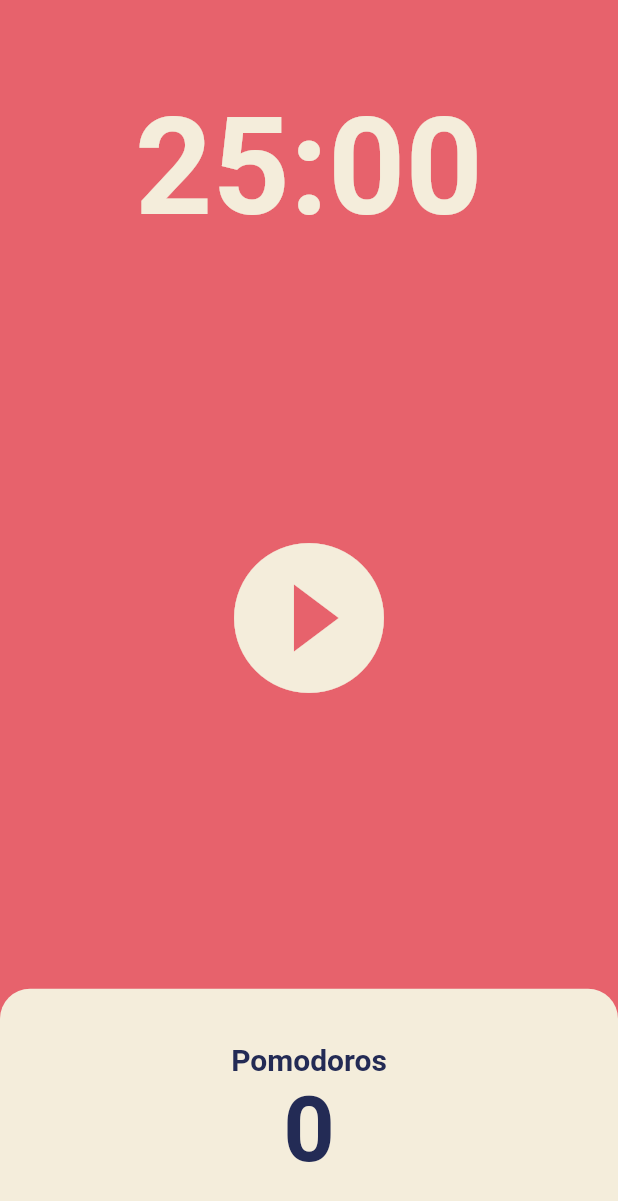
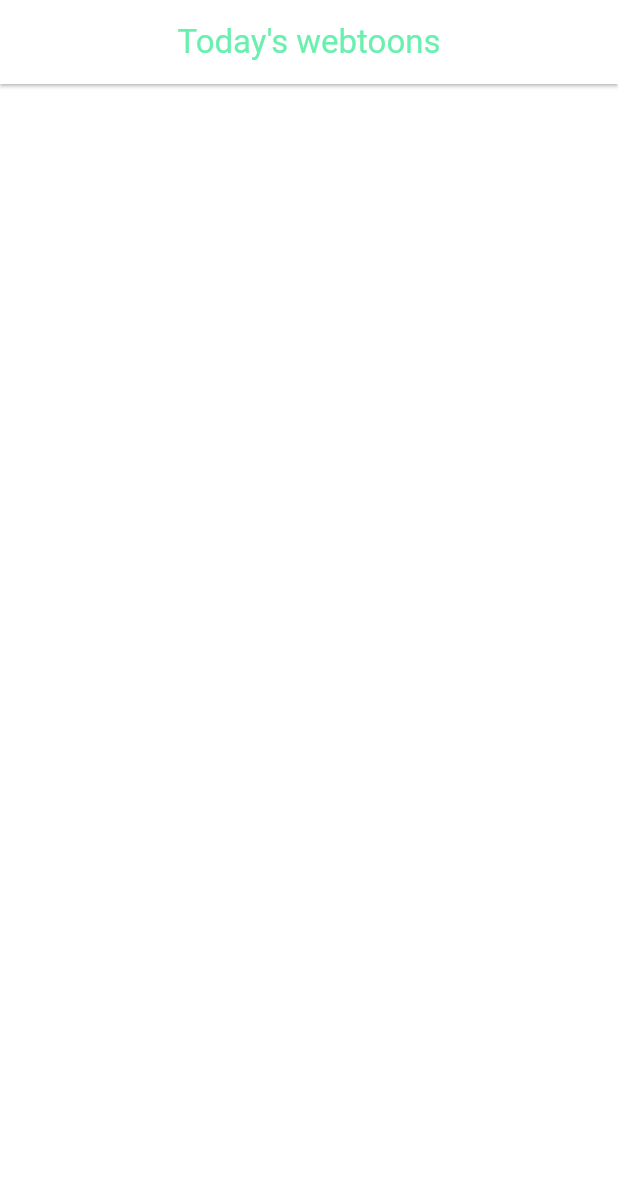
Before and after one commit to Alpaca92/IAL, a Flutter app: the screen it shows after launch, on a phone screen of 412 x 824 dp. Shown: the top 1201 px of the screen. Run offline on Flutter 3.47's test engine with Material 2 defaults, Android fonts, the phone set to English and light mode, and no system bars.

Commit message:
flutter #6.1

```diff
--- a/flutter/toonflix/lib/main.dart
+++ b/flutter/toonflix/lib/main.dart
@@ -10,19 +10,8 @@ class App extends StatelessWidget {
 
   @override
   Widget build(BuildContext context) {
-    return MaterialApp(
-      theme: ThemeData(
-        colorScheme: ColorScheme.fromSwatch(
-          backgroundColor: const Color(0xFFE7626C),
-        ),
-        textTheme: const TextTheme(
-          headlineLarge: TextStyle(
-            color: Color(0xFF232B55),
-          ),
-        ),
-        cardColor: const Color(0xFFF4EDDB),
-      ),
-      home: const HomeScreen(),
+    return const MaterialApp(
+      home: HomeScreen(),
     );
   }
 }
--- a/flutter/toonflix/lib/screens/home_screen.dart
+++ b/flutter/toonflix/lib/screens/home_screen.dart
@@ -1,163 +1,24 @@
-import 'dart:async';
 import 'package:flutter/material.dart';
 
-class HomeScreen extends StatefulWidget {
+class HomeScreen extends StatelessWidget {
   const HomeScreen({super.key});
-
-  @override
-  State<HomeScreen> createState() => _HomeScreenState();
-}
-
-class _HomeScreenState extends State<HomeScreen> {
-  static const twentyFiveMinutes = 1500;
-  bool isRunning = false;
-  int totalSeconds = twentyFiveMinutes;
-  int totalPomodoros = 0;
-  late Timer timer;
-
-  void onTick(Timer timer) {
-    if (totalSeconds == 0) {
-      setState(() {
-        totalPomodoros += 1;
-        isRunning = false;
-        totalSeconds = twentyFiveMinutes;
-      });
-      timer.cancel();
-    } else {
-      setState(() {
-        totalSeconds -= 1;
-      });
-    }
-  }
-
-  void onStartPressed() {
-    timer = Timer.periodic(
-      const Duration(seconds: 1),
-      onTick,
-    );
-
-    setState(() {
-      isRunning = true;
-    });
-  }
-
-  void onPausePressed() {
-    timer.cancel();
-
-    setState(() {
-      isRunning = false;
-    });
-  }
-
-  void onResetPressed() {
-    timer.cancel();
-
-    setState(() {
-      isRunning = false;
-      totalSeconds = twentyFiveMinutes;
-    });
-  }
-
-  String format(int seconds) {
-    var duration = Duration(seconds: seconds);
-
-    return duration.toString().split('.').first.substring(2);
-  }
 
   @override
   Widget build(BuildContext context) {
     return Scaffold(
-      backgroundColor: Theme.of(context).colorScheme.background,
-      body: Column(
-        children: [
-          Flexible(
-            flex: 1,
-            child: Container(
-              alignment: Alignment.bottomCenter,
-              child: Text(
-                format(totalSeconds),
-                style: TextStyle(
-                  color: Theme.of(context).cardColor,
-                  fontSize: 90,
-                  fontWeight: FontWeight.w600,
-                ),
-              ),
-            ),
+      backgroundColor: Colors.white,
+      appBar: AppBar(
+        centerTitle: true,
+        title: const Text(
+          "Today's webtoons",
+          style: TextStyle(
+            fontSize: 22,
+            fontWeight: FontWeight.w400,
           ),
-          Flexible(
-            flex: 3,
-            child: Center(
-              child: isRunning
-                  ? Row(
-                      mainAxisAlignment: MainAxisAlignment.center,
-                      children: [
-                        IconButton(
-                          icon: const Icon(Icons.pause_circle_filled_rounded),
-                          iconSize: 120,
-                          color: Theme.of(context).cardColor,
-                          onPressed: onPausePressed,
-                        ),
-                        IconButton(
-                          icon: const Icon(Icons.replay_circle_filled_outlined),
-                          iconSize: 120,
-                          color: Theme.of(context).cardColor,
-                          onPressed: onResetPressed,
-                        ),
-                      ],
-                    )
-                  : IconButton(
-                      icon: const Icon(Icons.play_circle_filled),
-                      iconSize: 120,
-                      color: Theme.of(context).cardColor,
-                      onPressed: onStartPressed,
-                    ),
-            ),
-          ),
-          Flexible(
-            flex: 1,
-            child: Row(
-              children: [
-                Expanded(
-                  child: Container(
-                    decoration: BoxDecoration(
-                      color: Theme.of(context).cardColor,
-                      borderRadius: const BorderRadius.vertical(
-                        top: Radius.circular(20),
-                      ),
-                    ),
-                    child: Column(
-                      mainAxisAlignment: MainAxisAlignment.center,
-                      children: [
-                        Text(
-                          'Pomodoros',
-                          style: TextStyle(
-                            fontSize: 20,
-                            fontWeight: FontWeight.w600,
-                            color: Theme.of(context)
-                                .textTheme
-                                .headlineLarge!
-                                .color,
-                          ),
-                        ),
-                        Text(
-                          '$totalPomodoros',
-                          style: TextStyle(
-                            fontSize: 60,
-                            fontWeight: FontWeight.w600,
-                            color: Theme.of(context)
-                                .textTheme
-                                .headlineLarge!
-                                .color,
-                          ),
-                        ),
-                      ],
-                    ),
-                  ),
-                ),
-              ],
-            ),
-          ),
-        ],
+        ),
+        backgroundColor: Colors.white,
+        foregroundColor: Colors.greenAccent,
+        elevation: 1,
       ),
     );
   }
```
Also changed, not shown: flutter/toonflix/lib/widgets/button.dart (deleted, +0 -37 lines), flutter/toonflix/lib/widgets/currency_card.dart (deleted, +0 -87 lines).
